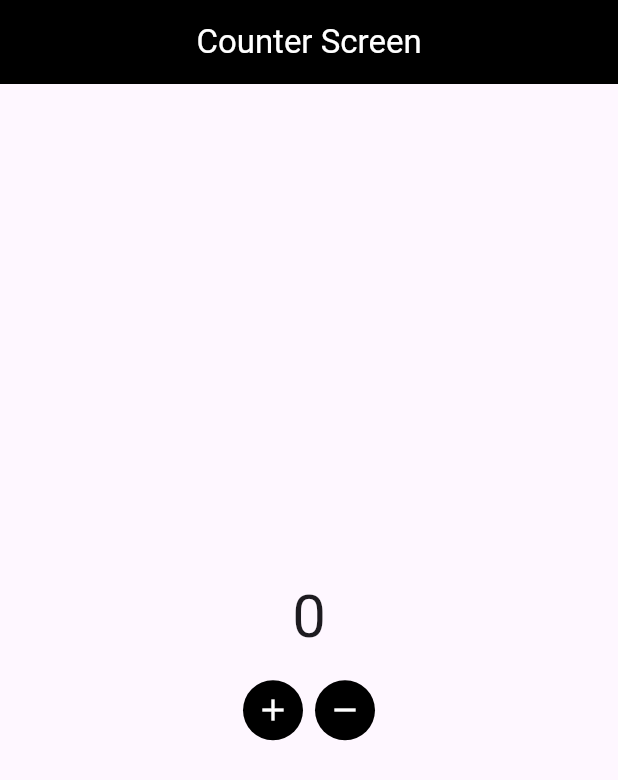
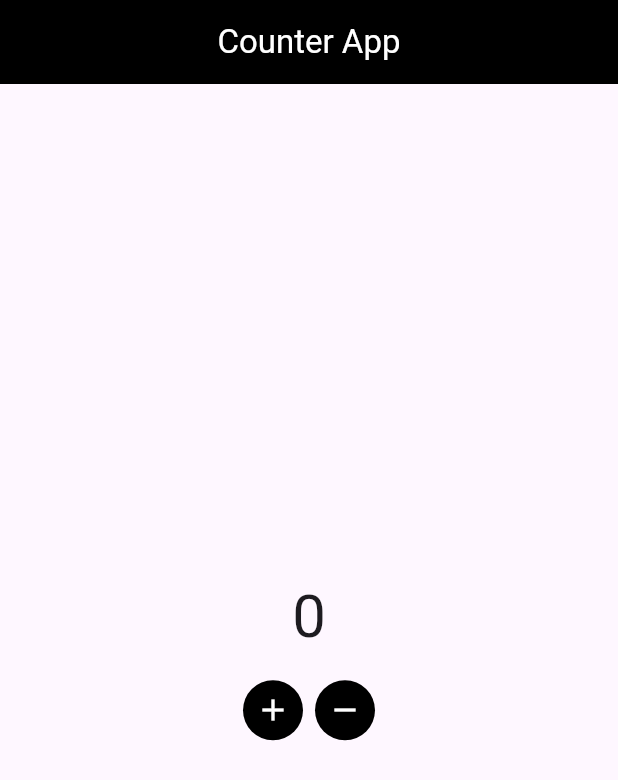
Before and after one commit to sayedabdul-aziz/DEPI-G2, a Flutter app: the screen it shows after launch, on a phone screen of 412 x 824 dp. Shown: the top 780 px of the screen. Run offline on Flutter 3.47's test engine with Material 3 defaults, Android fonts, the light colour scheme and no system bars; our stand-ins replace flutter_bloc.

Commit message:
update text

```diff
--- a/counter_with_cubit/lib/page/counter_screen.dart
+++ b/counter_with_cubit/lib/page/counter_screen.dart
@@ -15,7 +15,7 @@ class CounterScreen extends StatelessWidget {
         appBar: AppBar(
           centerTitle: true,
           backgroundColor: Colors.black,
-          title: Text('Counter Screen', style: TextStyle(color: Colors.white)),
+          title: Text('Counter App', style: TextStyle(color: Colors.white)),
         ),
         body: BlocConsumer<CounterBloc, CounterBlocState>(
           listener: (context, state) {
```
